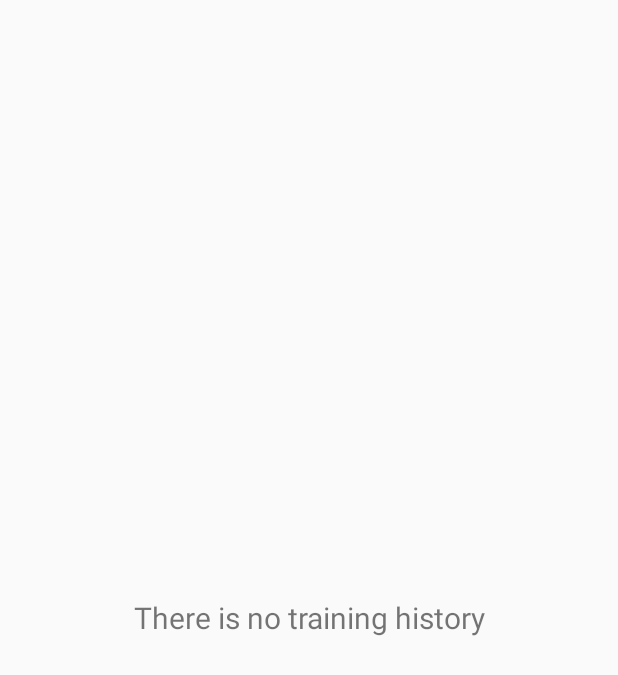
After one commit to haverzard/workitout-app, an Android app: the layout fragment_history_list.xml on its own in the app's theme, with its tools: preview values and no code run, on a phone screen of 412 x 824 dp. The commit adds this screen. Shown: the top 675 px of the screen. Run offline under Robolectric (Android 15) with nearby library versions, the phone set to English and light mode, and no system bars.

Commit message:
add history fragments

```diff
--- /dev/null
+++ b/app/src/main/java/com/haverzard/workitout/ui/history/HistoryListFragment.kt
@@ -0,0 +1 @@
+package com.haverzard.workitout.ui.history
--- a/app/src/main/res/layout/fragment_history.xml
+++ b/app/src/main/res/layout/fragment_history.xml
@@ -16,7 +16,7 @@
                 android:layout_width="match_parent"
                 android:layout_height="100dp"/>
         <TextView
-                android:id="@+id/no_history"
+                android:id="@+id/title_history"
                 android:text="Show your daily training histories"
                 android:gravity="center"
                 android:textSize="20dp"
--- /dev/null
+++ b/app/src/main/res/layout/fragment_history_list.xml
@@ -0,0 +1,33 @@
+<?xml version="1.0" encoding="utf-8"?>
+<androidx.constraintlayout.widget.ConstraintLayout
+        xmlns:android="http://schemas.android.com/apk/res/android"
+        xmlns:app="http://schemas.android.com/apk/res-auto"
+        xmlns:tools="http://schemas.android.com/tools"
+        android:layout_width="match_parent"
+        android:layout_height="match_parent"
+        tools:context=".ui.schedule.ScheduleFragment">
+
+    <LinearLayout
+            android:orientation="vertical"
+            android:layout_width="match_parent"
+            android:layout_height="match_parent">
+
+        <TextView
+                android:id="@+id/no_history"
+                android:text="@string/no_history"
+                android:gravity="center"
+                android:textSize="20dp"
+                android:layout_width="match_parent"
+                android:layout_height="match_parent"/>
+
+        <androidx.recyclerview.widget.RecyclerView
+                android:id="@+id/recyclerview"
+                android:layout_width="match_parent"
+                android:layout_height="match_parent"
+                tools:listitem="@layout/schedule_item"
+                android:padding="@dimen/big_padding"
+                />
+
+    </LinearLayout>
+
+</androidx.constraintlayout.widget.ConstraintLayout>
```
Also changed, not shown: app/src/main/res/layout/fragment_history_detail.xml (added, +50 -0 lines).
